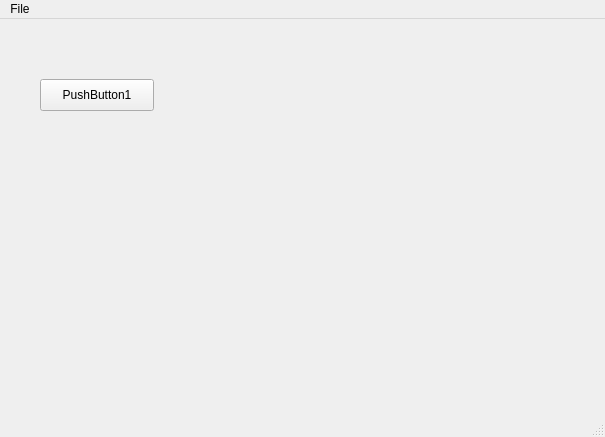
Before: the Qt Designer form qt-project1/mainwindow.ui in slmblck/CS340HW1, drawn with Qt 5.
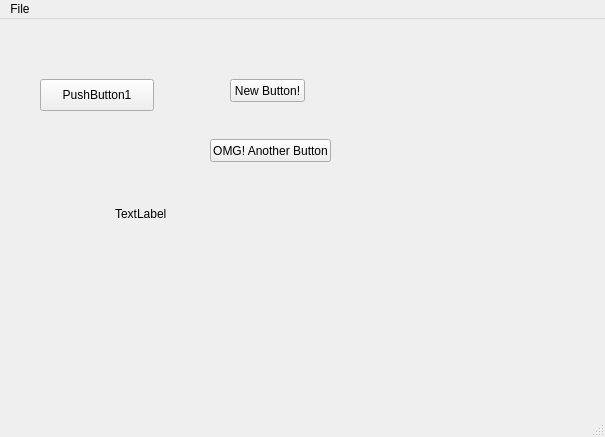
After: the same form once the commit is applied.

Patch:
```diff
--- a/qt-project1/mainwindow.ui
+++ b/qt-project1/mainwindow.ui
@@ -27,6 +27,45 @@
      <string>PushButton1</string>
     </property>
    </widget>
+   <widget class="QPushButton" name="NewButton">
+    <property name="geometry">
+     <rect>
+      <x>230</x>
+      <y>60</y>
+      <width>75</width>
+      <height>23</height>
+     </rect>
+    </property>
+    <property name="text">
+     <string>New Button!</string>
+    </property>
+   </widget>
+   <widget class="QPushButton" name="omgButton">
+    <property name="geometry">
+     <rect>
+      <x>210</x>
+      <y>120</y>
+      <width>121</width>
+      <height>23</height>
+     </rect>
+    </property>
+    <property name="text">
+     <string>OMG! Another Button</string>
+    </property>
+   </widget>
+   <widget class="QLabel" name="label">
+    <property name="geometry">
+     <rect>
+      <x>115</x>
+      <y>169</y>
+      <width>361</width>
+      <height>51</height>
+     </rect>
+    </property>
+    <property name="text">
+     <string>TextLabel</string>
+    </property>
+   </widget>
   </widget>
   <widget class="QStatusBar" name="statusBar"/>
   <widget class="QMenuBar" name="menuBar">
```
Left out of the diff: 2 changed lines with no effect on the pictures.
